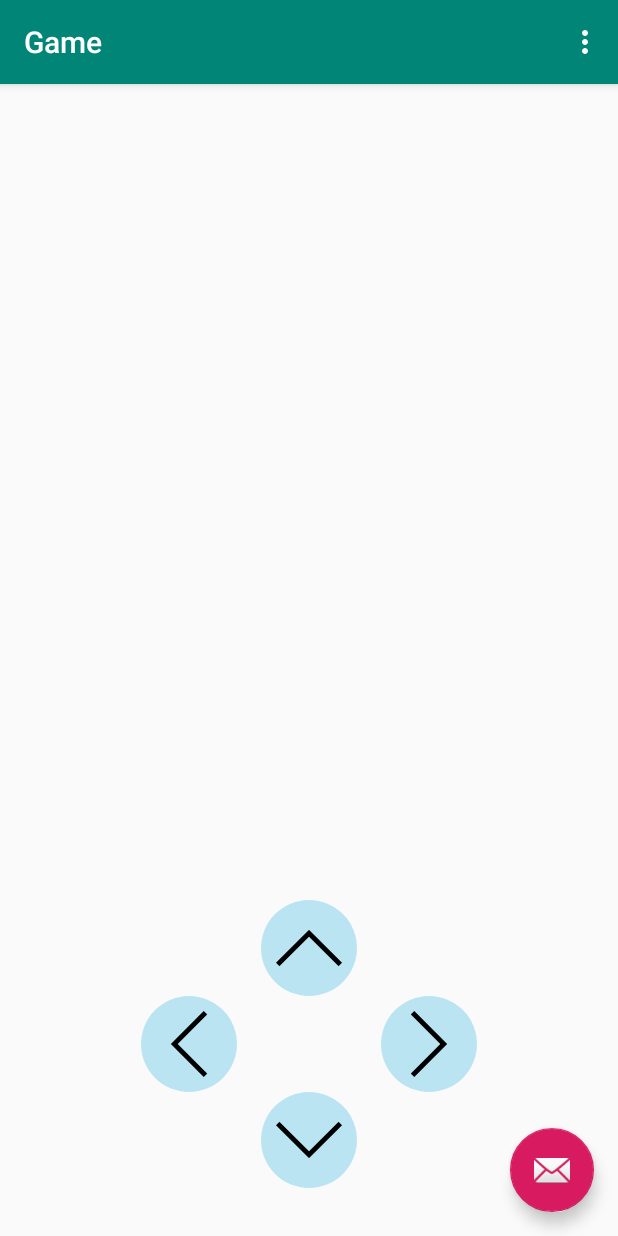
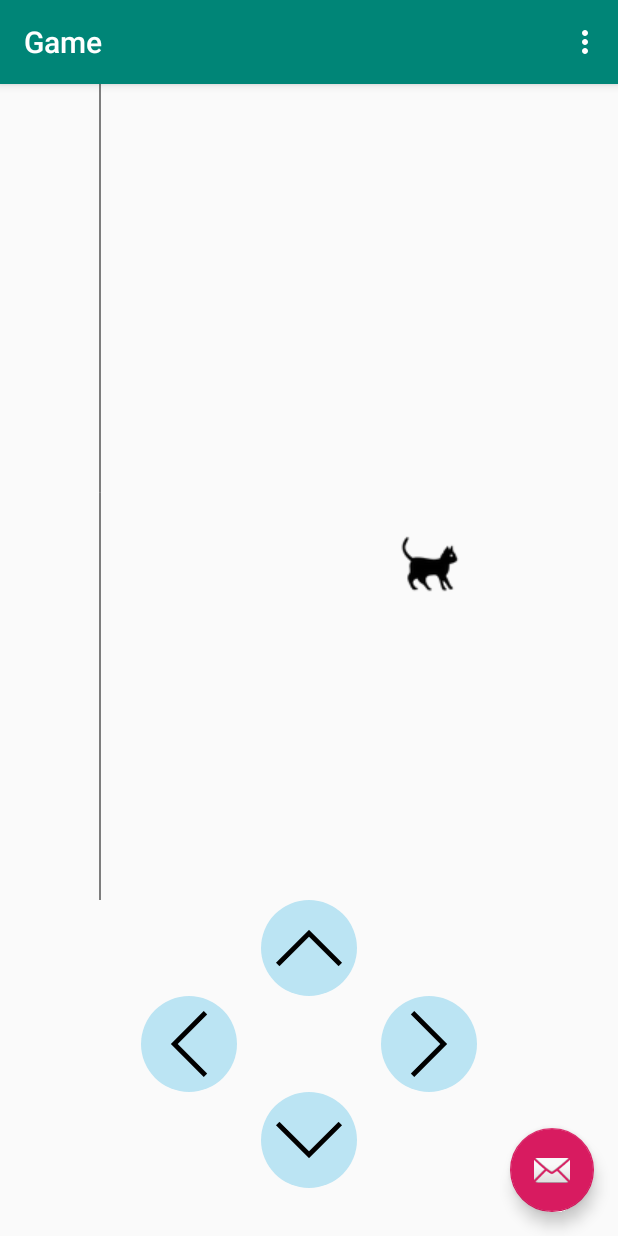
Before and after one commit to toikusen/Game, an Android app: the screen it shows after launch (MainActivity), after a tap on an icon or button, on a phone screen of 412 x 824 dp. Run offline under Robolectric (Android 15) with nearby library versions, the phone set to English and light mode, and no system bars.

Commit message:
角色上下左右

```diff
--- /dev/null
+++ b/app/src/main/java/com/example/game/GameView.java
@@ -0,0 +1,59 @@
+package com.example.game;
+
+import android.content.Context;
+import android.graphics.Bitmap;
+import android.graphics.BitmapFactory;
+import android.graphics.Canvas;
+import android.graphics.Paint;
+import android.util.AttributeSet;
+import android.util.Log;
+import android.view.View;
+
+import androidx.annotation.Nullable;
+
+import java.util.Objects;
+
+
+public class GameView extends View {
+
+
+    private Bitmap bitmap;
+
+    public GameView(Context context, @Nullable AttributeSet attrs) {
+        super(context, attrs);
+    }
+
+    private float posX=400, posY = 400;
+
+    @Override
+    protected void onDraw(Canvas canvas) {
+        super.onDraw(canvas);
+        Log.d("Game", "onDraw:" + getHeight() + "," + getWidth());
+
+        Paint paint = new Paint();
+        canvas.drawLine(100, 0, 100, 1500, paint);
+        bitmap = BitmapFactory.decodeResource(getResources(), R.drawable.cat);
+        canvas.drawBitmap(bitmap,posX,posY,paint);
+    }
+    public float getPosX() {
+        return posX;
+    }
+
+    public void setPosX(float posX) {
+        if(posX>0 &&posX<getWidth()-bitmap.getWidth()){
+            this.posX = posX;
+        }
+
+    }
+
+    public float getPosY() {
+        return posY;
+    }
+
+    public void setPosY(float posY) {
+        if(posY>0 && posY<getHeight()-bitmap.getHeight()){
+            this.posY = posY;
+        }
+
+    }
+}
--- a/app/src/main/java/com/example/game/MainActivity.java
+++ b/app/src/main/java/com/example/game/MainActivity.java
@@ -17,6 +17,8 @@ import android.widget.Switch;
 
 public class MainActivity extends AppCompatActivity implements View.OnClickListener {
 
+    private GameView gameView;
+
     @Override
     protected void onCreate(Bundle savedInstanceState) {
         super.onCreate(savedInstanceState);
@@ -28,6 +30,7 @@ public class MainActivity extends AppCompatActivity implements View.OnClickListe
         findViewById(R.id.arrow_down).setOnClickListener(this);
         findViewById(R.id.arrow_left).setOnClickListener(this);
         findViewById(R.id.arrow_right).setOnClickListener(this);
+        gameView = findViewById(R.id.game_view);
 
         FloatingActionButton fab = findViewById(R.id.fab);
         fab.setOnClickListener(new View.OnClickListener() {
@@ -66,15 +69,23 @@ public class MainActivity extends AppCompatActivity implements View.OnClickListe
         switch(view.getId()){
             case R.id.arrow_up:
                 Log.d("MainActivity","onClick:UP");
+                gameView.setPosY(gameView.getPosY()-50);
+                gameView.invalidate();
                 break;
             case R.id.arrow_down:
                 Log.d("MainActivity","onClick:DOWN");
+                gameView.setPosY(gameView.getPosY()+50);
+                gameView.invalidate();
                 break;
             case R.id.arrow_left:
                 Log.d("MainActivity","onClick:LEFT");
+                gameView.setPosX(gameView.getPosX()-50);
+                gameView.invalidate();
                 break;
             case R.id.arrow_right:
                 Log.d("MainActivity","onClick:RIGHT");
+                gameView.setPosX(gameView.getPosX()+50);
+                gameView.invalidate();
                 break;
         }
 
--- a/app/src/main/res/layout/content_main.xml
+++ b/app/src/main/res/layout/content_main.xml
@@ -52,4 +52,14 @@
         app:layout_constraintEnd_toEndOf="parent"
         app:layout_constraintStart_toStartOf="parent"
         app:srcCompat="@drawable/up_arrow" />
+
+    <view
+        android:id="@+id/game_view"
+        class="com.example.game.GameView"
+        android:layout_width="0dp"
+        android:layout_height="0dp"
+        app:layout_constraintBottom_toTopOf="@+id/arrow_up"
+        app:layout_constraintEnd_toEndOf="parent"
+        app:layout_constraintStart_toStartOf="parent"
+        app:layout_constraintTop_toTopOf="parent" />
 </androidx.constraintlayout.widget.ConstraintLayout>
```
Also changed, not shown: app/src/main/res/drawable/cat.png (added).
